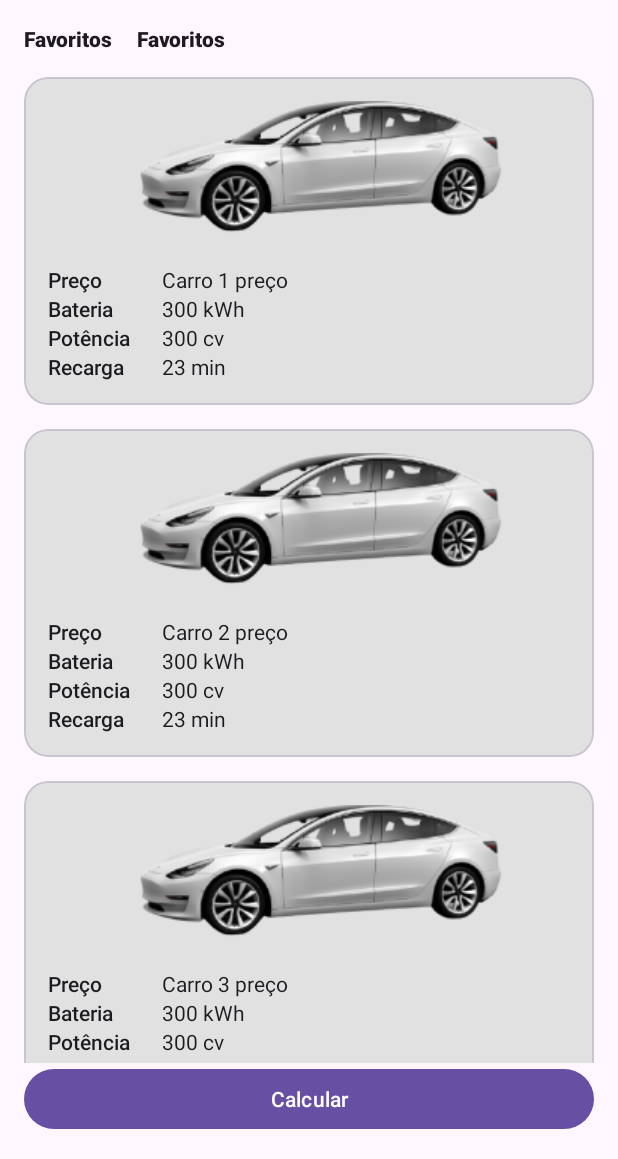
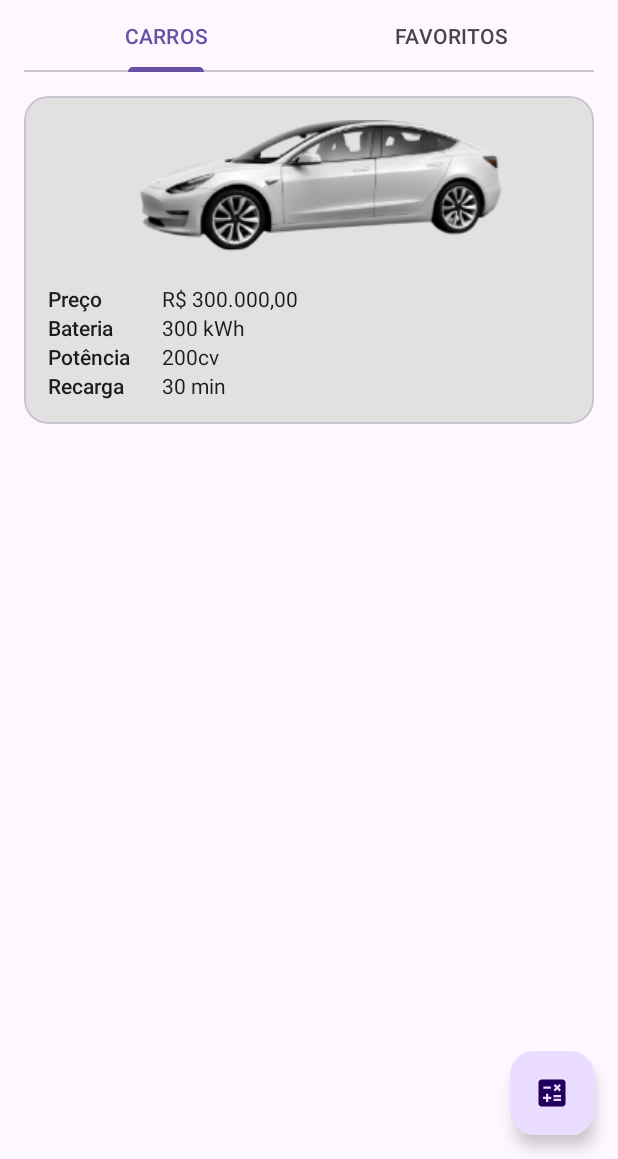
Before and after one commit to alinecarvalhopro/carros-eletricos-app, an Android app: the screen it shows after launch (MainActivity), on a phone screen of 412 x 824 dp, the part 77-1236 px from its top. Run offline under Robolectric (Android 15) with nearby library versions, the phone set to English and light mode, and no system bars.

Commit message:
feat: tabs funcionais e FloatingActionButton

```diff
--- a/app/src/main/AndroidManifest.xml
+++ b/app/src/main/AndroidManifest.xml
@@ -13,7 +13,7 @@
         android:theme="@style/Theme.CarrosEletricosApp"
         tools:targetApi="31">
         <activity
-            android:name=".presentation.MainActivity"
+            android:name=".ui.MainActivity"
             android:exported="true">
             <intent-filter>
                 <action android:name="android.intent.action.MAIN" />
@@ -22,7 +22,7 @@
             </intent-filter>
         </activity>
         <activity
-            android:name=".presentation.CalcularAutonomiaActivity" />
+            android:name=".ui.CalcularAutonomiaActivity" />
     </application>
 
 </manifest>
--- /dev/null
+++ b/app/src/main/java/com/example/carroseletricosapp/data/FabricaDeCarros.kt
@@ -0,0 +1,16 @@
+package com.example.carroseletricosapp.data
+
+import com.example.carroseletricosapp.domain.Carro
+
+object FabricaDeCarros {
+    val list = listOf<Carro>(
+     Carro(
+         id = 1,
+         preco = "R$ 300.000,00",
+         bateria = "300 kWh",
+         potencia = "200cv",
+         recarga = "30 min",
+         urlFoto = "www.google.com.br"
+     )
+    )
+}
--- /dev/null
+++ b/app/src/main/java/com/example/carroseletricosapp/domain/Carro.kt
@@ -0,0 +1,10 @@
+package com.example.carroseletricosapp.domain
+
+data class Carro(
+    val id: Int,
+    val preco: String,
+    val bateria: String,
+    val potencia: String,
+    val recarga: String,
+    val urlFoto: String
+)
--- a/app/src/main/java/com/example/carroseletricosapp/presentation/MainActivity.kt
+++ /dev/null
@@ -1,49 +0,0 @@
-package com.example.carroseletricosapp.presentation
-
-import android.content.Intent
-import androidx.appcompat.app.AppCompatActivity
-import android.os.Bundle
-import android.widget.ArrayAdapter
-import android.widget.Button
-import android.widget.EditText
-import android.widget.ListView
-import android.widget.TextView
-import androidx.recyclerview.widget.LinearLayoutManager
-import androidx.recyclerview.widget.RecyclerView
-import com.example.carroseletricosapp.R
-import com.example.carroseletricosapp.presentation.adapter.CarroAdapter
-
-class MainActivity : AppCompatActivity() {
-
-    lateinit var btnCalcular: Button
-    lateinit var listaCarros: RecyclerView
-
-    override fun onCreate(savedInstanceState: Bundle?) {
-        super.onCreate(savedInstanceState)
-        setContentView(R.layout.activity_main)
-        configurarViews()
-        configurarListeners()
-        configurarLista()
-    }
-
-    fun configurarViews() {
-        btnCalcular = findViewById(R.id.btn_calcular)
-        listaCarros = findViewById(R.id.rv_lista_carros)
-    }
-
-    fun configurarLista() {
-        var dados = arrayOf("Carro 1 preço", "Carro 2 preço", "Carro 3 preço", "Carro 4 preço", "Carro 5 preço")
-
-        val adapter = CarroAdapter(dados)
-        listaCarros.adapter = adapter
-    }
-
-
-
-    fun configurarListeners() {
-        btnCalcular.setOnClickListener {
-            startActivity(Intent(this, CalcularAutonomiaActivity::class.java))
-        }
-    }
-
-}
--- a/app/src/main/java/com/example/carroseletricosapp/presentation/adapter/CarroAdapter.kt
+++ /dev/null
@@ -1,32 +0,0 @@
-package com.example.carroseletricosapp.presentation.adapter
-
-import android.view.LayoutInflater
-import android.view.View
-import android.view.ViewGroup
-import android.widget.TextView
-import androidx.recyclerview.widget.RecyclerView
-import com.example.carroseletricosapp.R
-
-class CarroAdapter(private val carros: Array<String>) : RecyclerView.Adapter<CarroAdapter.ViewHolder>() {
-
-    // Cria uma nova view
-    override fun onCreateViewHolder(parent: ViewGroup, viewType: Int): ViewHolder {
-        val view = LayoutInflater.from(parent.context).inflate(R.layout.carro_item, parent, false)
-        return ViewHolder(view)
-    }
-
-    // Pega o conteúdo da view e troca pela informação de item de uma lista
-    override fun onBindViewHolder(holder: ViewHolder, position: Int) {
-        holder.textView.text = carros[position]
-    }
-
-    // Pega a quantidade de carros da lista
-    override fun getItemCount(): Int = carros.size
-
-    class ViewHolder(view: View) : RecyclerView.ViewHolder(view) {
-        val textView: TextView
-        init {
-            textView = view.findViewById(R.id.tv_preco_value)
-        }
-    }
-}
--- a/app/src/main/java/com/example/carroseletricosapp/presentation/CalcularAutonomiaActivity.kt
+++ b/app/src/main/java/com/example/carroseletricosapp/ui/CalcularAutonomiaActivity.kt
@@ -1,6 +1,5 @@
-package com.example.carroseletricosapp.presentation
+package com.example.carroseletricosapp.ui
 
-import android.content.Intent
 import android.os.Bundle
 import android.widget.Button
 import android.widget.EditText
--- /dev/null
+++ b/app/src/main/java/com/example/carroseletricosapp/ui/CarroFragment.kt
@@ -0,0 +1,55 @@
+package com.example.carroseletricosapp.ui
+
+import android.content.Intent
+import android.os.Bundle
+import android.view.LayoutInflater
+import android.view.View
+import android.view.ViewGroup
+import android.widget.Button
+import androidx.fragment.app.Fragment
+import androidx.recyclerview.widget.RecyclerView
+import com.example.carroseletricosapp.R
+import com.example.carroseletricosapp.data.FabricaDeCarros
+import com.example.carroseletricosapp.ui.adapter.CarroAdapter
+import com.google.android.material.floatingactionbutton.FloatingActionButton
+
+class CarroFragment : Fragment() {
+
+    lateinit var fabCalcular: FloatingActionButton
+    lateinit var listaCarros: RecyclerView
+
+    override fun onCreateView(
+        inflater: LayoutInflater,
+        container: ViewGroup?,
+        savedInstanceState: Bundle?
+    ): View? {
+        return inflater.inflate(R.layout.carro_fragment, container, false)
+    }
+
+    override fun onViewCreated(view: View, savedInstanceState: Bundle?) {
+        super.onViewCreated(view, savedInstanceState)
+        configurarView(view)
+        configurarLista()
+        configurarListeners()
+    }
+
+    fun configurarView(view: View) {
+        view.apply {
+            fabCalcular = findViewById(R.id.fab_calcular)
+            listaCarros = findViewById(R.id.rv_lista_carros)
+        }
+    }
+
+    fun configurarLista() {
+        val dados = FabricaDeCarros.list
+
+        val adapter = CarroAdapter(dados)
+        listaCarros.adapter = adapter
+    }
+
+    fun configurarListeners() {
+        fabCalcular.setOnClickListener {
+            startActivity(Intent(context, CalcularAutonomiaActivity::class.java))
+        }
+    }
+}
--- /dev/null
+++ b/app/src/main/java/com/example/carroseletricosapp/ui/FavoritosFragment.kt
@@ -0,0 +1,19 @@
+package com.example.carroseletricosapp.ui
+
+import android.os.Bundle
+import android.view.LayoutInflater
+import android.view.View
+import android.view.ViewGroup
+import androidx.fragment.app.Fragment
+import com.example.carroseletricosapp.R
+
+class FavoritosFragment : Fragment() {
+
+    override fun onCreateView(
+        inflater: LayoutInflater,
+        container: ViewGroup?,
+        savedInstanceState: Bundle?
+    ): View? {
+        return inflater.inflate(R.layout.favoritos_fragment, container, false)
+    }
+}
--- /dev/null
+++ b/app/src/main/java/com/example/carroseletricosapp/ui/MainActivity.kt
@@ -0,0 +1,63 @@
+package com.example.carroseletricosapp.ui
+
+import android.content.Intent
+import androidx.appcompat.app.AppCompatActivity
+import android.os.Bundle
+import android.util.Log
+import android.widget.Button
+import android.widget.TableLayout
+import androidx.recyclerview.widget.RecyclerView
+import androidx.viewpager2.widget.ViewPager2
+import com.example.carroseletricosapp.R
+import com.example.carroseletricosapp.data.FabricaDeCarros
+import com.example.carroseletricosapp.ui.adapter.CarroAdapter
+import com.example.carroseletricosapp.ui.adapter.TabsAdapter
+import com.google.android.material.tabs.TabLayout
+
+class MainActivity : AppCompatActivity() {
+
+    lateinit var tabLayout: TabLayout
+    lateinit var viewPager: ViewPager2
+
+    override fun onCreate(savedInstanceState: Bundle?) {
+        super.onCreate(savedInstanceState)
+        Log.d("Lifecycle", "Create")
+        setContentView(R.layout.activity_main)
+        configurarViews()
+        configurarTabs()
+    }
+
+    fun configurarViews() {
+        tabLayout = findViewById(R.id.tab_layout)
+        viewPager = findViewById(R.id.vp_view_pager)
+    }
+
+    fun configurarTabs() {
+        val tabsAdapter = TabsAdapter(this)
+        viewPager.adapter = tabsAdapter
+        tabLayout.addOnTabSelectedListener(object : TabLayout.OnTabSelectedListener {
+            override fun onTabSelected(tab: TabLayout.Tab?) {
+
+                tab?.let {
+                    viewPager.currentItem = it.position
+                }
+
+            }
+
+            override fun onTabUnselected(tab: TabLayout.Tab?) {
+
+            }
+
+            override fun onTabReselected(tab: TabLayout.Tab?) {
+
+            }
+
+        })
+        viewPager.registerOnPageChangeCallback(object: ViewPager2.OnPageChangeCallback() {
+            override fun onPageSelected(position: Int) {
+                super.onPageSelected(position)
+                tabLayout.getTabAt(position)?.select()
+            }
+        })
+    }
+}
--- /dev/null
+++ b/app/src/main/java/com/example/carroseletricosapp/ui/adapter/CarroAdapter.kt
@@ -0,0 +1,47 @@
+package com.example.carroseletricosapp.ui.adapter
+
+import android.view.LayoutInflater
+import android.view.View
+import android.view.ViewGroup
+import android.widget.TextView
+import androidx.recyclerview.widget.RecyclerView
+import com.example.carroseletricosapp.R
+import com.example.carroseletricosapp.domain.Carro
+
+class CarroAdapter(private val carros: List<Carro>) :
+    RecyclerView.Adapter<CarroAdapter.ViewHolder>() {
+
+    // Cria uma nova view
+    override fun onCreateViewHolder(parent: ViewGroup, viewType: Int): ViewHolder {
+        val view = LayoutInflater.from(parent.context).inflate(R.layout.carro_item, parent, false)
+        return ViewHolder(view)
+    }
+
+    // Pega o conteúdo da view e troca pela informação de item de uma lista
+    override fun onBindViewHolder(holder: ViewHolder, position: Int) {
+        holder.preco.text = carros[position].preco
+        holder.bateria.text = carros[position].bateria
+        holder.potencia.text = carros[position].potencia
+        holder.recarga.text = carros[position].recarga
+    }
+
+    // Pega a quantidade de carros da lista
+    override fun getItemCount(): Int = carros.size
+
+    class ViewHolder(view: View) : RecyclerView.ViewHolder(view) {
+        val preco: TextView
+        val bateria: TextView
+        val potencia: TextView
+        val recarga: TextView
+
+        init {
+            view.apply {
+                preco = findViewById(R.id.tv_preco_value)
+                bateria = findViewById(R.id.tv_bateria_value)
+                potencia = findViewById(R.id.tv_potencia_value)
+                recarga = findViewById(R.id.tv_recarga_value)
+            }
+
+        }
+    }
+}
--- /dev/null
+++ b/app/src/main/java/com/example/carroseletricosapp/ui/adapter/TabsAdapter.kt
@@ -0,0 +1,22 @@
+package com.example.carroseletricosapp.ui.adapter
+
+import androidx.fragment.app.Fragment
+import androidx.fragment.app.FragmentActivity
+import androidx.viewpager2.adapter.FragmentStateAdapter
+import com.example.carroseletricosapp.ui.CarroFragment
+import com.example.carroseletricosapp.ui.FavoritosFragment
+
+class TabsAdapter(fragmentActivity: FragmentActivity) : FragmentStateAdapter(fragmentActivity) {
+    override fun getItemCount(): Int {
+        return 2
+    }
+
+    override fun createFragment(position: Int): Fragment {
+        return when(position) {
+            0 -> CarroFragment()
+            1 -> FavoritosFragment()
+            else -> CarroFragment()
+        }
+
+    }
+}
--- /dev/null
+++ b/app/src/main/res/drawable/ic_calculate.xml
@@ -0,0 +1,5 @@
+<vector android:height="24dp" android:tint="#FFFFFF"
+    android:viewportHeight="24" android:viewportWidth="24"
+    android:width="24dp" xmlns:android="http://schemas.android.com/apk/res/android">
+    <path android:fillColor="@android:color/white" android:pathData="M19,3H5C3.9,3 3,3.9 3,5v14c0,1.1 0.9,2 2,2h14c1.1,0 2,-0.9 2,-2V5C21,3.9 20.1,3 19,3zM13.03,7.06L14.09,6l1.41,1.41L16.91,6l1.06,1.06l-1.41,1.41l1.41,1.41l-1.06,1.06L15.5,9.54l-1.41,1.41l-1.06,-1.06l1.41,-1.41L13.03,7.06zM6.25,7.72h5v1.5h-5V7.72zM11.5,16h-2v2H8v-2H6v-1.5h2v-2h1.5v2h2V16zM18,17.25h-5v-1.5h5V17.25zM18,14.75h-5v-1.5h5V14.75z"/>
+</vector>
--- a/app/src/main/res/layout/activity_main.xml
+++ b/app/src/main/res/layout/activity_main.xml
@@ -1,9 +1,41 @@
 <?xml version="1.0" encoding="utf-8"?>
 <androidx.constraintlayout.widget.ConstraintLayout xmlns:android="http://schemas.android.com/apk/res/android"
     xmlns:app="http://schemas.android.com/apk/res-auto"
-    xmlns:tools="http://schemas.android.com/tools"
     android:layout_width="match_parent"
     android:layout_height="match_parent">
+
+    <com.google.android.material.tabs.TabLayout
+        android:id="@+id/tab_layout"
+        android:layout_width="match_parent"
+        android:layout_height="wrap_content"
+        android:layout_marginStart="16dp"
+        android:layout_marginEnd="16dp"
+        app:layout_constraintStart_toStartOf="parent"
+        app:layout_constraintTop_toBottomOf="@id/tv_logo">
+
+
+        <com.google.android.material.tabs.TabItem
+            android:layout_width="match_parent"
+            android:layout_height="wrap_content"
+            android:text="@string/carros" />
+
+        <com.google.android.material.tabs.TabItem
+            android:layout_width="match_parent"
+            android:layout_height="wrap_content"
+            android:text="@string/favoritos" />
+
+
+    </com.google.android.material.tabs.TabLayout>
+
+    <androidx.viewpager2.widget.ViewPager2
+        android:id="@+id/vp_view_pager"
+        android:layout_width="0dp"
+        android:layout_height="0dp"
+        app:layout_constraintTop_toBottomOf="@+id/tab_layout"
+        app:layout_constraintBottom_toBottomOf="parent"
+        app:layout_constraintStart_toStartOf="parent"
+        app:layout_constraintEnd_toEndOf="parent"
+        />
 
     <ImageView
         android:id="@+id/tv_logo"
@@ -26,47 +58,6 @@
         app:layout_constraintLeft_toRightOf="@id/tv_logo"
         app:layout_constraintTop_toTopOf="parent" />
 
-    <TextView
-        android:id="@+id/tv_carros"
-        style="@style/TextAppearance.AppCompat.Body2"
-        android:layout_width="wrap_content"
-        android:layout_height="wrap_content"
-        android:layout_marginTop="16dp"
-        android:text="@string/carros"
-        android:textStyle="bold"
-        app:layout_constraintStart_toStartOf="@id/tv_logo"
-        app:layout_constraintTop_toBottomOf="@id/tv_logo" />
 
-    <TextView
-        android:id="@+id/tv_favoritos"
-        style="@style/TextAppearance.AppCompat.Body2"
-        android:layout_width="wrap_content"
-        android:layout_height="wrap_content"
-        android:layout_marginStart="16dp"
-        android:text="@string/favoritos"
-        android:textStyle="bold"
-        app:layout_constraintStart_toEndOf="@id/tv_carros"
-        app:layout_constraintTop_toTopOf="@id/tv_carros" />
-
-    <androidx.recyclerview.widget.RecyclerView
-        android:id="@+id/rv_lista_carros"
-        android:layout_width="0dp"
-        android:layout_height="0dp"
-        app:layoutManager="androidx.recyclerview.widget.LinearLayoutManager"
-        app:layout_constraintBottom_toTopOf="@+id/btn_calcular"
-        app:layout_constraintEnd_toEndOf="parent"
-        app:layout_constraintStart_toStartOf="parent"
-        app:layout_constraintTop_toBottomOf="@+id/tv_carros"
-        tools:listitem="@layout/carro_item" />
-
-    <Button
-        android:id="@+id/btn_calcular"
-        android:layout_width="0dp"
-        android:layout_height="wrap_content"
-        android:layout_margin="16dp"
-        android:text="@string/calcular"
-        app:layout_constraintBottom_toBottomOf="parent"
-        app:layout_constraintEnd_toEndOf="parent"
-        app:layout_constraintStart_toStartOf="parent"/>
 
 </androidx.constraintlayout.widget.ConstraintLayout>
--- /dev/null
+++ b/app/src/main/res/layout/carro_fragment.xml
@@ -0,0 +1,30 @@
+<?xml version="1.0" encoding="utf-8"?>
+<androidx.constraintlayout.widget.ConstraintLayout xmlns:android="http://schemas.android.com/apk/res/android"
+    xmlns:app="http://schemas.android.com/apk/res-auto"
+    xmlns:tools="http://schemas.android.com/tools"
+    android:layout_width="match_parent"
+    android:layout_height="match_parent">
+
+    <androidx.recyclerview.widget.RecyclerView
+        android:id="@+id/rv_lista_carros"
+        android:layout_width="0dp"
+        android:layout_height="0dp"
+        app:layoutManager="androidx.recyclerview.widget.LinearLayoutManager"
+        app:layout_constraintBottom_toBottomOf="parent"
+        app:layout_constraintEnd_toEndOf="parent"
+        app:layout_constraintStart_toStartOf="parent"
+        app:layout_constraintTop_toTopOf="parent"
+        tools:listitem="@layout/carro_item" />
+
+
+    <com.google.android.material.floatingactionbutton.FloatingActionButton
+        android:id="@+id/fab_calcular"
+        android:layout_width="wrap_content"
+        android:layout_height="wrap_content"
+        android:src="@drawable/ic_calculate"
+        android:layout_margin="16dp"
+        app:layout_constraintBottom_toBottomOf="parent"
+        app:layout_constraintEnd_toEndOf="parent"
+        />
+
+</androidx.constraintlayout.widget.ConstraintLayout>
--- /dev/null
+++ b/app/src/main/res/layout/favoritos_fragment.xml
@@ -0,0 +1,17 @@
+<?xml version="1.0" encoding="utf-8"?>
+<androidx.constraintlayout.widget.ConstraintLayout xmlns:android="http://schemas.android.com/apk/res/android"
+    xmlns:app="http://schemas.android.com/apk/res-auto"
+    android:layout_width="match_parent"
+    android:layout_height="match_parent">
+
+    <TextView
+        android:id="@+id/textView"
+        android:layout_width="wrap_content"
+        android:layout_height="wrap_content"
+        android:text="@string/favoritos"
+        app:layout_constraintBottom_toBottomOf="parent"
+        app:layout_constraintEnd_toEndOf="parent"
+        app:layout_constraintStart_toStartOf="parent"
+        app:layout_constraintTop_toTopOf="parent" />
+
+</androidx.constraintlayout.widget.ConstraintLayout>
--- a/app/src/main/res/values/strings.xml
+++ b/app/src/main/res/values/strings.xml
@@ -1,8 +1,8 @@
 <resources>
     <string name="app_name">CarrosEletricosApp</string>
     <string name="titulo">Carros Elétricos</string>
-    <string name="carros">Favoritos</string>
-    <string name="favoritos">Favoritos</string>
+    <string name="carros">CARROS</string>
+    <string name="favoritos">FAVORITOS</string>
     <string name="preco">Preço</string>
     <string name="bateria">Bateria</string>
     <string name="potencia">Potência</string>
```
